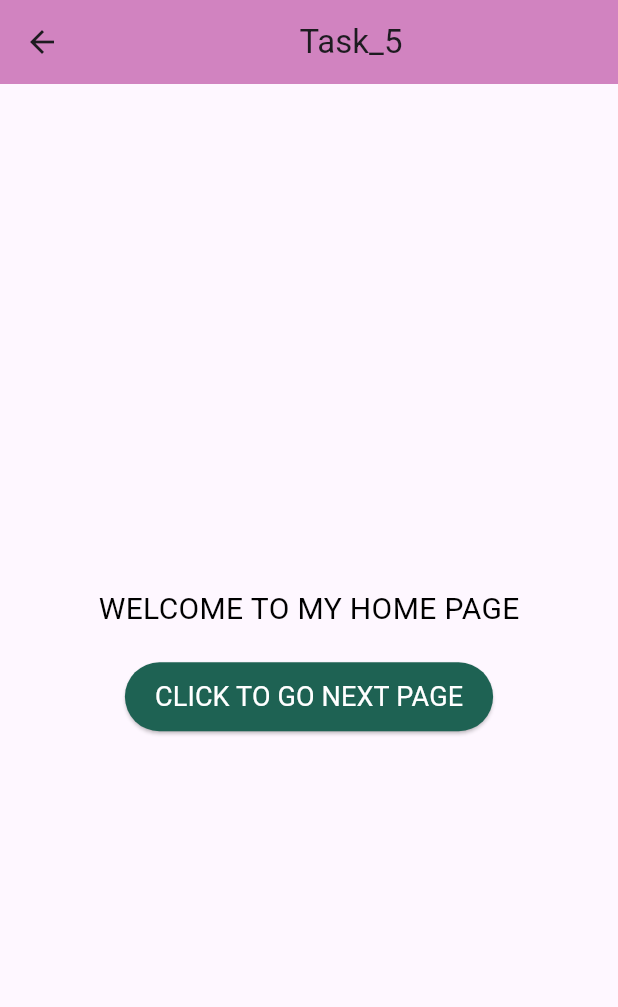
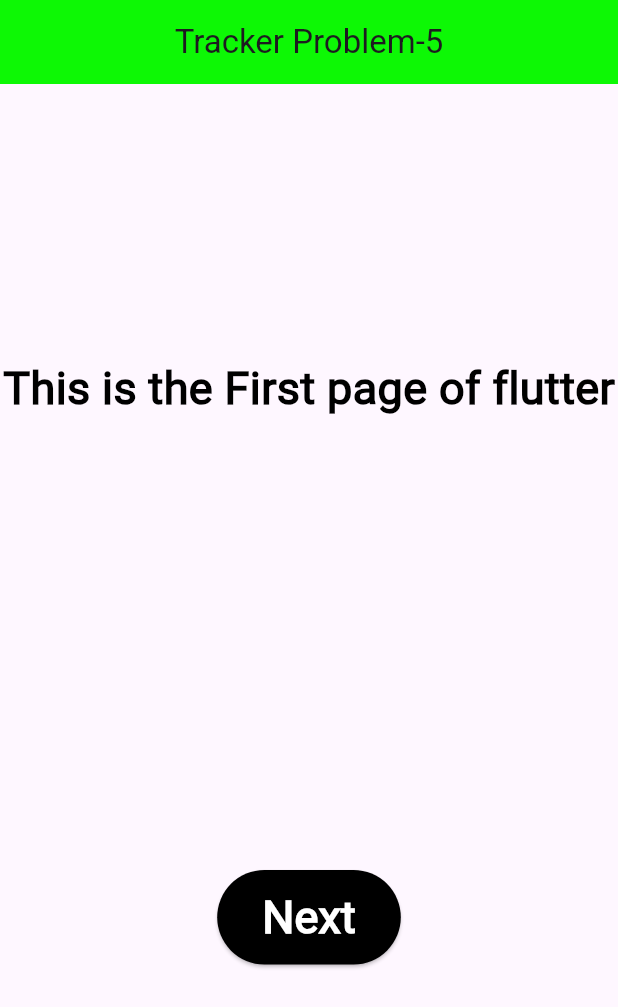
Before and after one commit to Md-Rahatil/tracker_sheet, a Flutter app: the Task_5 screen opened directly, on a phone screen of 412 x 824 dp. Shown: the top 1007 px of the screen. Run offline on Flutter 3.47's test engine with Material 3 defaults, Android fonts, the light colour scheme and no system bars; our stand-ins replace animated_text_kit, image_picker, timezone.

Commit message:
1st page button add

```diff
--- a/lib/main.dart
+++ b/lib/main.dart
@@ -1,5 +1,6 @@
 import 'package:flutter/material.dart';
-import 'package:flutter_practice/task_4.dart';
+import 'package:flutter_practice/task_5.dart';
+
 
 void main() {
   runApp(const MyApp());
@@ -17,8 +18,8 @@ class MyApp extends StatelessWidget {
       // home: const Task_1(),
       // home: const Task_2(),
       // home: const Task_3(),
-      home: const Task_4(),
-      // home: const Task_5(),
+      // home: const Task_4(),
+      home: const Task_5(),
       // home: const Task_6(),
       // home: const Task_7(),
       // home: const Task_8(),
--- a/lib/task_5.dart
+++ b/lib/task_5.dart
@@ -1,5 +1,4 @@
 import 'package:flutter/material.dart';
-
 
 class Task_5 extends StatelessWidget {
   const Task_5({super.key});
@@ -8,41 +7,43 @@ class Task_5 extends StatelessWidget {
   Widget build(BuildContext context) {
     return Scaffold(
       appBar: AppBar(
-        title: const Center(child: Text('Task_5')),
-        backgroundColor: const Color.fromARGB(255, 209, 131, 192),
+        title: const Center(child: Text('Tracker Problem-5')),
+        backgroundColor: const Color.fromARGB(255, 13, 248, 5),
       ),
       body: Center(
         child: Column(
           mainAxisAlignment: MainAxisAlignment.center,
           children: [
             const Text(
-              'WELCOME TO MY HOME PAGE',
+              'This is the First page of flutter',
               style: TextStyle(
-                fontSize: 20,
+                fontSize: 30,
+                fontWeight: FontWeight.bold,
                 color: Colors.black,
               ),
             ),
 
-
-
-            const SizedBox(height: 20),
+            const SizedBox(height: 300),
 
             ElevatedButton(
               style: ElevatedButton.styleFrom(
-                backgroundColor: const Color.fromARGB(255, 30, 98, 83),
-                padding: const EdgeInsets.symmetric(horizontal: 20, vertical: 10),
+                backgroundColor: const Color.fromARGB(255, 0, 0, 0),
+                padding: const EdgeInsets.symmetric(
+                  horizontal: 30,
+                  vertical: 10,
+                ),
               ),
               onPressed: () {
-
                 Navigator.push(
                   context,
                   MaterialPageRoute(builder: (context) => const SecondScreen()),
                 );
               },
               child: const Text(
-                'CLICK TO GO NEXT PAGE',
+                "Next",
                 style: TextStyle(
-                  fontSize: 18,
+                  fontSize: 30,
+                  fontWeight: FontWeight.w900,
                   color: Colors.white,
                 ),
               ),
@@ -89,18 +90,17 @@ class SecondScreen extends StatelessWidget {
               ElevatedButton(
                 style: ElevatedButton.styleFrom(
                   backgroundColor: const Color.fromARGB(255, 82, 57, 57),
-                  padding: const EdgeInsets.symmetric(horizontal: 20, vertical: 10),
+                  padding: const EdgeInsets.symmetric(
+                    horizontal: 20,
+                    vertical: 10,
+                  ),
                 ),
                 onPressed: () {
-
                   Navigator.pop(context);
                 },
                 child: const Text(
                   'BACK TO HOME PAGE',
-                  style: TextStyle(
-                    fontSize: 18,
-                    color: Colors.white,
-                  ),
+                  style: TextStyle(fontSize: 18, color: Colors.white),
                 ),
               ),
             ],
```
Also changed, not shown: fonts/Poppins-Bold.ttf (added).
